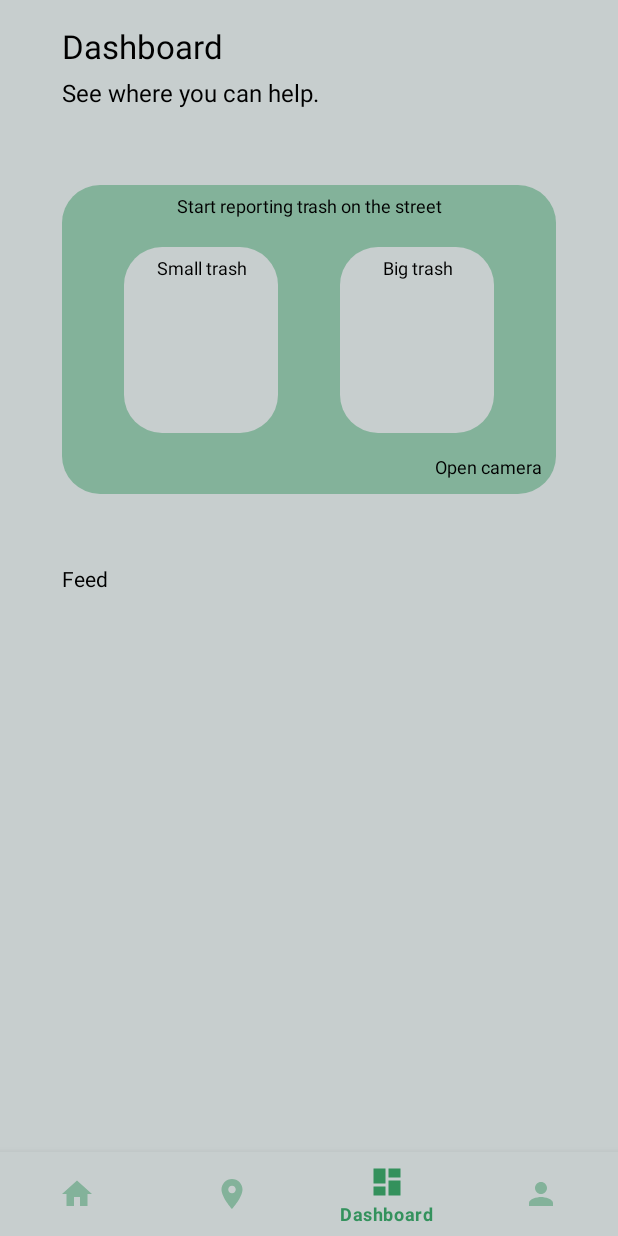
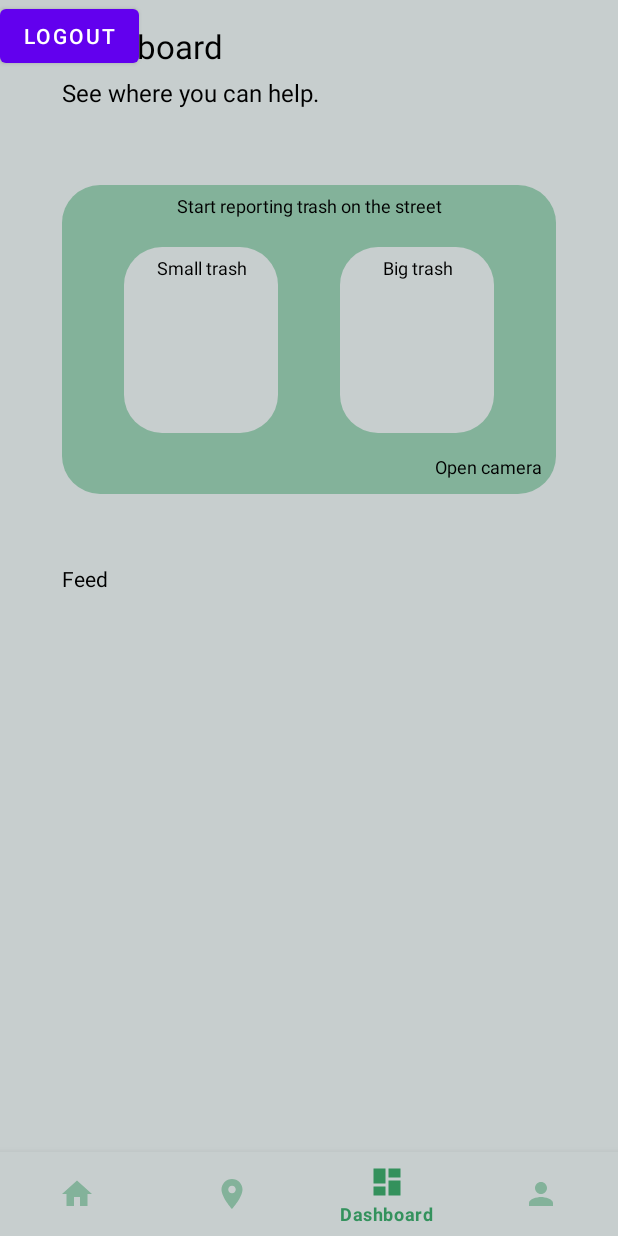
Before and after one commit to JDogMad/Trends_LitterMeUp, an Android app: the screen it shows after launch once a user with an empty profile is signed in (MainActivity), item 3 of the bottom bar chosen, on a phone screen of 412 x 824 dp. Run offline under Robolectric (Android 15) with nearby library versions, the phone set to English and light mode, and no system bars; our stand-ins replace Firebase (no records; nobody signed in at launch, a user with empty details on screens opened directly), navigation-ui.

```diff
--- a/app/src/main/java/be/ehb/trends_littermeup/LoginActivity.java
+++ b/app/src/main/java/be/ehb/trends_littermeup/LoginActivity.java
@@ -49,7 +49,7 @@ public class LoginActivity extends AppCompatActivity {
     }
 
     private void switchToRegister() {
-        Intent intent = new Intent(this, MainActivity.class);
+        Intent intent = new Intent(this, RegisterActivity.class);
         startActivity(intent);
         finish();
     }
--- a/app/src/main/java/be/ehb/trends_littermeup/MainActivity.java
+++ b/app/src/main/java/be/ehb/trends_littermeup/MainActivity.java
@@ -4,9 +4,11 @@ import android.content.Intent;
 import android.os.Bundle;
 
 import com.google.android.material.bottomnavigation.BottomNavigationView;
+import com.google.android.material.navigation.NavigationBarView;
 import com.google.firebase.auth.FirebaseAuth;
 import com.google.firebase.auth.FirebaseUser;
 
+import androidx.annotation.NonNull;
 import androidx.appcompat.app.AppCompatActivity;
 
 import androidx.navigation.NavController;
@@ -15,47 +17,71 @@ import androidx.navigation.ui.AppBarConfiguration;
 import androidx.navigation.ui.NavigationUI;
 
 import be.ehb.trends_littermeup.databinding.ActivityMainBinding;
+import be.ehb.trends_littermeup.ui.dashboard.DashboardFragment;
+import be.ehb.trends_littermeup.ui.home.HomeFragment;
+import be.ehb.trends_littermeup.ui.maps.MapsFragment;
+import be.ehb.trends_littermeup.ui.profile.ProfileFragment;
 
+import android.view.MenuItem;
 import android.view.View;
 import android.widget.Button;
 import android.widget.TextView;
 
 public class MainActivity extends AppCompatActivity {
-    Button btn_nav;
+    BottomNavigationView bottomNavigationView;
+    HomeFragment homeFragment = new HomeFragment();
+    MapsFragment mapsFragment = new MapsFragment();
+    ProfileFragment profileFragment = new ProfileFragment();
+    DashboardFragment dashboardFragment = new DashboardFragment();
 
     @Override
     protected void onCreate(Bundle savedInstanceState) {
         super.onCreate(savedInstanceState);
-
+        setContentView(R.layout.activity_main);
         FirebaseAuth auth = FirebaseAuth.getInstance();
         FirebaseUser currentUser = auth.getCurrentUser();
         if(currentUser == null){
-            Intent intent = new Intent(this, LoginActivity.class);
+            Intent intent = new Intent(MainActivity.this, LoginActivity.class);
             startActivity(intent);
             finish();
             return;
         }
-
-        be.ehb.trends_littermeup.databinding.ActivityMainBinding binding = ActivityMainBinding.inflate(getLayoutInflater());
-        setContentView(binding.getRoot());
-
-        BottomNavigationView navView = findViewById(R.id.nav_view);
-        // Passing each menu ID as a set of Ids because each
-        // menu should be considered as top level destinations.
-        AppBarConfiguration appBarConfiguration = new AppBarConfiguration.Builder(
-                R.id.navigation_home, R.id.navigation_dashboard, R.id.navigation_maps, R.id.navigation_profile)
-                .build();
-        NavController navController = Navigation.findNavController(this, R.id.nav_host_fragment_activity);
-        // NavigationUI.setupActionBarWithNavController(this, navController, appBarConfiguration);
-        NavigationUI.setupWithNavController(binding.navView, navController);
-
-        // Idee is dat dat je de menu icon aanklickt je ook de menu opties ziet
-        btn_nav = findViewById(R.id.btn_nav);
-        btn_nav.setOnClickListener(new View.OnClickListener() {
+        Button btnLogout = findViewById(R.id.btn_Logout);
+        btnLogout.setOnClickListener(new View.OnClickListener() {
             @Override
             public void onClick(View view) {
+                logoutUser();
+            }
+        });
 
+        bottomNavigationView = findViewById(R.id.nav_view);
+        getSupportFragmentManager().beginTransaction().replace(R.id.container, homeFragment).commit();
+        bottomNavigationView.setOnItemSelectedListener(new NavigationBarView.OnItemSelectedListener() {
+            @Override
+            public boolean onNavigationItemSelected(@NonNull MenuItem item) {
+                switch (item.getItemId()){
+                    case R.id.navigation_home:
+                        getSupportFragmentManager().beginTransaction().replace(R.id.container, homeFragment).commit();
+                        return true;
+                    case R.id.navigation_maps:
+                        getSupportFragmentManager().beginTransaction().replace(R.id.container, mapsFragment).commit();
+                        return true;
+                    case R.id.navigation_dashboard:
+                        getSupportFragmentManager().beginTransaction().replace(R.id.container, dashboardFragment).commit();
+                        return true;
+                    case R.id.navigation_profile:
+                        getSupportFragmentManager().beginTransaction().replace(R.id.container, profileFragment).commit();
+                        return true;
+                }
+                return false;
             }
         });
     }
+
+    private void logoutUser(){
+        FirebaseAuth.getInstance().signOut();
+        Intent intent = new Intent(this,LoginActivity.class);
+        startActivity(intent);
+        finish();
+    }
 }
--- a/app/src/main/res/layout/activity_main.xml
+++ b/app/src/main/res/layout/activity_main.xml
@@ -1,6 +1,7 @@
 <?xml version="1.0" encoding="utf-8"?>
 <androidx.constraintlayout.widget.ConstraintLayout xmlns:android="http://schemas.android.com/apk/res/android"
     xmlns:app="http://schemas.android.com/apk/res-auto"
+    xmlns:tools="http://schemas.android.com/tools"
     android:id="@+id/container"
     android:layout_width="match_parent"
     android:layout_height="match_parent" >
@@ -34,4 +35,12 @@
         app:navGraph="@navigation/mobile_navigation"
         app:itemIconTint="@color/green_1"/>
 
+    <Button
+        android:id="@+id/btn_Logout"
+        android:layout_width="wrap_content"
+        android:layout_height="wrap_content"
+        android:text="Logout"
+        tools:layout_editor_absoluteX="312dp"
+        tools:layout_editor_absoluteY="66dp" />
+
 </androidx.constraintlayout.widget.ConstraintLayout>
```
Also changed, not shown: app/src/main/AndroidManifest.xml (+21 -7 lines), app/src/main/java/be/ehb/trends_littermeup/RegisterActivity.java (+30 -11 lines), app/src/main/java/be/ehb/trends_littermeup/User.java (+31 -1 lines).
